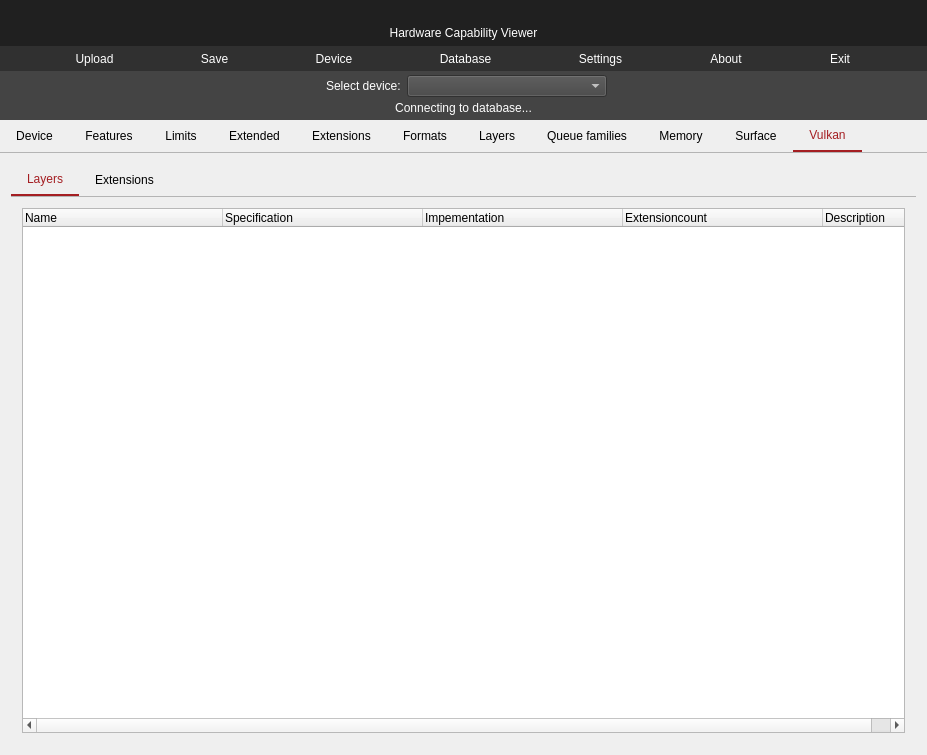
SaschaWillems/VulkanCapsViewer, file vulkancapsviewer.ui: the form before one commit.
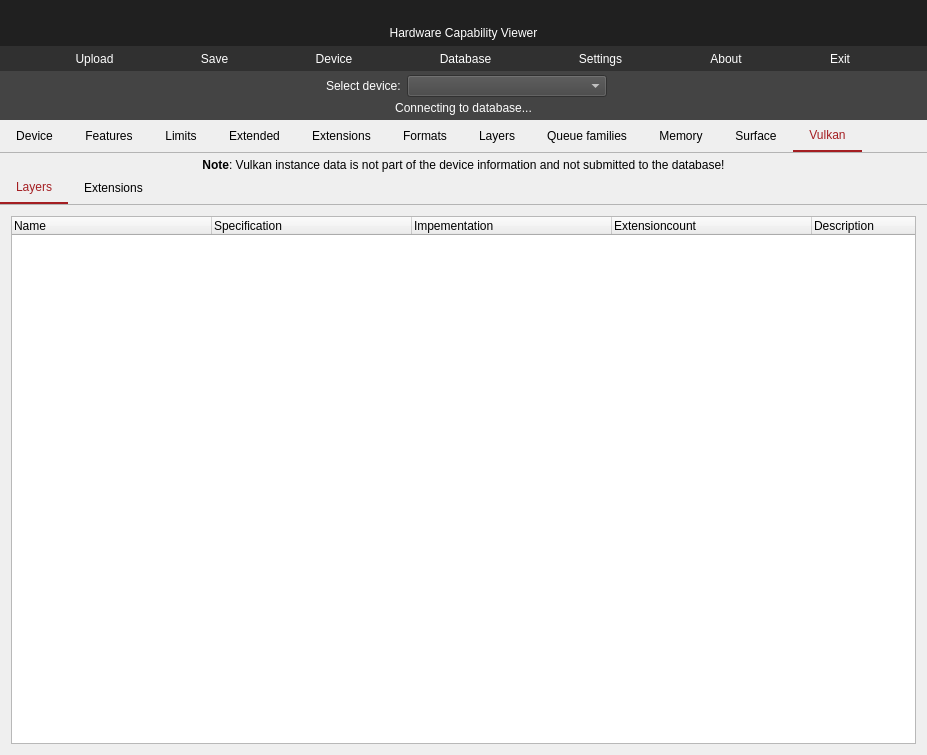
The form after the commit. The open tabs and pages were chosen to show the change. Icons and pictures are not drawn.

Commit message: Note on Vulkan instance data not being part of the report

Diff of the .ui file:
```diff
--- a/vulkancapsviewer.ui
+++ b/vulkancapsviewer.ui
@@ -919,6 +919,31 @@
            <string>Vulkan</string>
           </attribute>
           <layout class="QVBoxLayout" name="verticalLayout_5">
+           <property name="spacing">
+            <number>0</number>
+           </property>
+           <property name="leftMargin">
+            <number>0</number>
+           </property>
+           <property name="topMargin">
+            <number>5</number>
+           </property>
+           <property name="rightMargin">
+            <number>0</number>
+           </property>
+           <property name="bottomMargin">
+            <number>0</number>
+           </property>
+           <item>
+            <widget class="QLabel" name="label">
+             <property name="text">
+              <string>&lt;html&gt;&lt;head/&gt;&lt;body&gt;&lt;p&gt;&lt;span style=&quot; font-weight:600;&quot;&gt;Note&lt;/span&gt;: Vulkan instance data is not part of the device information and not submitted to the database!&lt;/p&gt;&lt;/body&gt;&lt;/html&gt;</string>
+             </property>
+             <property name="alignment">
+              <set>Qt::AlignCenter</set>
+             </property>
+            </widget>
+           </item>
            <item>
             <widget class="QTabWidget" name="tabWidget_2">
              <property name="tabPosition">
```
Left out of the diff: 2 changed lines with no effect on the pictures.
